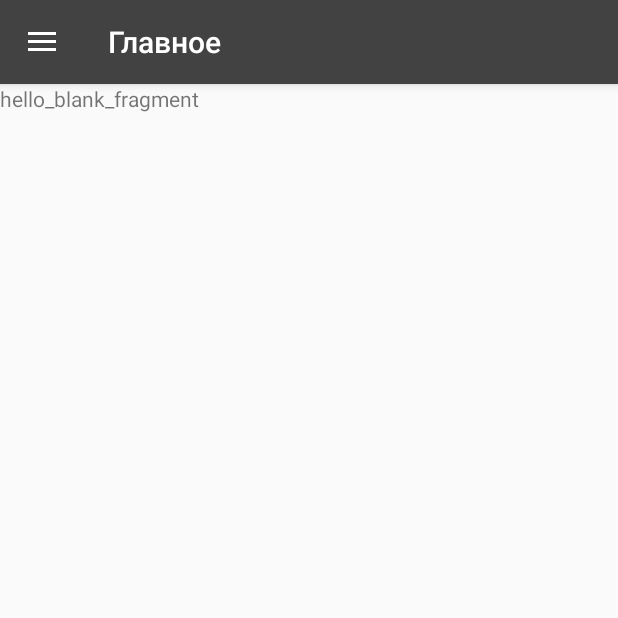
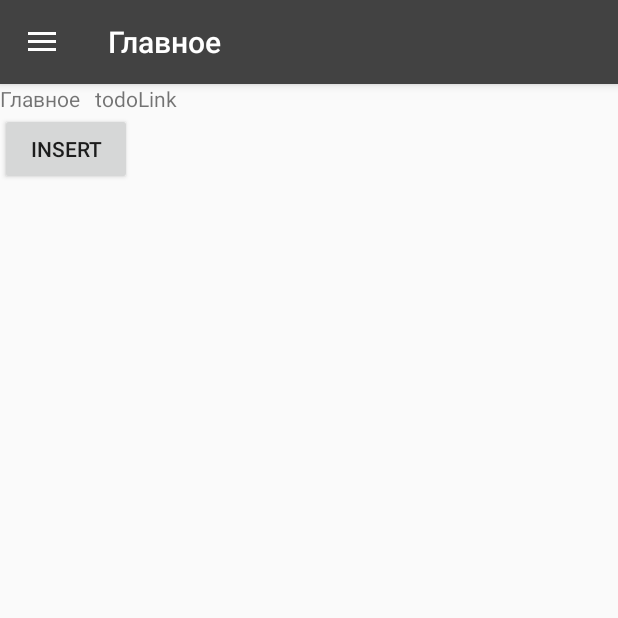
Before and after one commit to amperas17/RiaNewsApp, an Android app: the screen it shows after launch (MainActivity), on a phone screen of 412 x 824 dp, the top half of it. Run offline under Robolectric (Android 15) with nearby library versions, the phone set to English and light mode, and no system bars.

Commit message:
DrawerLayout updeted, few comments and Global Constants was added.

```diff
--- a/app/src/main/AndroidManifest.xml
+++ b/app/src/main/AndroidManifest.xml
@@ -6,7 +6,8 @@
         android:allowBackup="true"
         android:icon="@mipmap/ic_launcher"
         android:label="@string/app_name"
-        android:theme="@style/AppTheme" >
+        android:theme="@style/AppTheme"
+        >
         <activity
             android:name=".MainActivity"
             android:label="@string/app_name" >
--- /dev/null
+++ b/app/src/main/java/com/amperas17/rianewsapp/CategoryListItemAdapter.java
@@ -0,0 +1,36 @@
+package com.amperas17.rianewsapp;
+
+
+import android.content.Context;
+import android.database.Cursor;
+import android.support.v4.widget.CursorAdapter;
+import android.view.LayoutInflater;
+import android.view.View;
+import android.view.ViewGroup;
+import android.widget.TextView;
+
+/**
+ * Created by Вова on 18.02.2016.
+ */
+public class CategoryListItemAdapter extends CursorAdapter {
+
+    public CategoryListItemAdapter(Context context, Cursor cursor, int flags) {
+        super(context, cursor, 0);
+    }
+
+    @Override
+    public View newView(Context context, Cursor cursor, ViewGroup parent) {
+        return LayoutInflater.from(context).inflate(R.layout.drawer_category_list_item,parent,false);
+    }
+
+    @Override
+    public void bindView(View view, Context context, Cursor cursor) {
+
+        TextView tvTitle = (TextView)view.findViewById(R.id.tvCategoryTitle);
+        tvTitle.setText(""+cursor.getString(cursor.getColumnIndex(RiaNewsDBContract.CategoryEntry.COLUMN_NAME)));
+
+        TextView tvLink = (TextView)view.findViewById(R.id.tvCategoryLink);
+        tvLink.setText(""+cursor.getString(cursor.getColumnIndex(RiaNewsDBContract.CategoryEntry.COLUMN_LINK)));
+
+    }
+}
--- a/app/src/main/java/com/amperas17/rianewsapp/Code_storage.java
+++ b/app/src/main/java/com/amperas17/rianewsapp/Code_storage.java
@@ -27,11 +27,11 @@ public final class Code_storage {
         String from[] = { NEWS_ITEM_HEADER, NEWS_ITEM_LINK };
 
         int to[] = { android.R.id.text1, android.R.id.text2 };
-        SimpleCursorAdapter adapter = new SimpleCursorAdapter(this,
+        SimpleCursorAdapter mCategoriesAdapter = new SimpleCursorAdapter(this,
                 android.R.layout.simple_list_item_2, cursor, from, to);
 
         ListView lvContact = (ListView) findViewById(R.id.lvContact);
-        lvContact.setAdapter(adapter);
+        lvContact.setAdapter(mCategoriesAdapter);
     }*/
     /*public void onClickInsert(View v) {
         ContentValues cv = new ContentValues();
--- a/app/src/main/java/com/amperas17/rianewsapp/MainActivity.java
+++ b/app/src/main/java/com/amperas17/rianewsapp/MainActivity.java
@@ -1,10 +1,15 @@
 package com.amperas17.rianewsapp;
 
+import android.content.ContentValues;
 import android.content.res.Configuration;
+import android.database.Cursor;
 import android.graphics.Color;
 import android.graphics.drawable.ColorDrawable;
 import android.support.v4.app.Fragment;
 import android.support.v4.app.FragmentManager;
+import android.support.v4.app.LoaderManager;
+import android.support.v4.content.CursorLoader;
+import android.support.v4.content.Loader;
 import android.support.v4.widget.DrawerLayout;
 import android.support.v7.app.ActionBarDrawerToggle;
 import android.support.v7.app.AppCompatActivity;
@@ -14,43 +19,50 @@ import android.view.Menu;
 import android.view.MenuItem;
 import android.view.View;
 import android.widget.AdapterView;
-import android.widget.ArrayAdapter;
 import android.widget.ListView;
+import android.widget.TextView;
 
-import java.util.ArrayList;
-
-public class MainActivity extends AppCompatActivity {
+public class MainActivity extends AppCompatActivity implements LoaderManager.LoaderCallbacks {
 
     final String LOG_TAG = "myLogs";
+    final static String SAVE_INST_STATE_ACTIONBAR_TITLE = "title";
+
+    final static Integer LOADER_ID = 1;
+    final static Integer INITIAL_DRAWER_POSITION = 0;
 
 
-    private ArrayList<String> mScreenTitles = new ArrayList();
     private DrawerLayout mDrawerLayout;
-    private ListView mDrawerList;
-
+    private ListView mDrawerListView;
     private ActionBarDrawerToggle mDrawerToggle;
     private CharSequence mDrawerTitle;
     private CharSequence mTitle;
 
+    private Boolean mIsJustLaunched = true;
+
+
+    CategoryListItemAdapter mCategoriesAdapter;
+
+
+    @Override
+    protected void onRestoreInstanceState(Bundle savedInstanceState) {
+        super.onRestoreInstanceState(savedInstanceState);
+        getSupportActionBar().setTitle(savedInstanceState.getString(SAVE_INST_STATE_ACTIONBAR_TITLE));
+    }
 
     @Override
     public void onCreate(Bundle savedInstanceState) {
         super.onCreate(savedInstanceState);
         setContentView(R.layout.activity_main);
+        Log.d(LOG_TAG, "onCreate");
 
-        mTitle = mDrawerTitle = getTitle();
-        mScreenTitles.add("Главное");
-        mScreenTitles.add("Политика");
-        mScreenTitles.add("Спорт");
+        mTitle = mDrawerTitle = "Categories";
 
-        //mScreenTitles = {"dssdg","sdgdg"};
         mDrawerLayout = (DrawerLayout) findViewById(R.id.drawer_layout);
-        mDrawerList = (ListView) findViewById(R.id.drawer_list);
+        mDrawerListView = (ListView) findViewById(R.id.drawer_list);
+        mDrawerListView.setOnItemClickListener(new DrawerItemClickListener());
 
-        mDrawerList.setAdapter(new ArrayAdapter<String>(this,
-                R.layout.nav_draw, mScreenTitles));
-        mDrawerList.setOnItemClickListener(new DrawerItemClickListener());
-        //getSupportActionBar().setHomeButtonEnabled(true);
+        getSupportLoaderManager().initLoader(LOADER_ID, null, this);
+
         getSupportActionBar().setDisplayHomeAsUpEnabled(true);
         getSupportActionBar().setBackgroundDrawable(new ColorDrawable(Color.parseColor("#424242")));
 
@@ -67,13 +79,21 @@ public class MainActivity extends AppCompatActivity {
                 supportInvalidateOptionsMenu();
             }
         };
-
         mDrawerLayout.setDrawerListener(mDrawerToggle);
-        //if (savedInstanceState == null) {
-        selectItem(0);
-        //}
 
 
+        if (savedInstanceState == null) {
+            //Set initial NewsListFragment after the launching
+            selectItem(INITIAL_DRAWER_POSITION,AppContract.INITIAL_CATEGORY_NAME,
+                    AppContract.INITIAL_CATEGORY_LINK);
+        }
+
+    }
+
+    @Override
+    protected void onSaveInstanceState(Bundle outState) {
+        super.onSaveInstanceState(outState);
+        outState.putString(SAVE_INST_STATE_ACTIONBAR_TITLE, getSupportActionBar().getTitle().toString());
     }
 
     @Override
@@ -81,6 +101,21 @@ public class MainActivity extends AppCompatActivity {
         getMenuInflater().inflate(R.menu.menu_main, menu);
         return true;
     }
+
+
+    public void onClickInsert(View v) {
+        ContentValues cv = new ContentValues();
+        cv.put(RiaNewsDBContract.CategoryEntry.COLUMN_NAME, "header _1");
+        cv.put(RiaNewsDBContract.CategoryEntry.COLUMN_LINK, "link _1");
+
+        getContentResolver().insert(RiaNewsDBContract.CATEGORY_URI, cv);
+        //Log.d(LOG_TAG, "insert, result Uri : " + newUri.toString());
+    }
+
+    /**
+     * Methods provide drawer functionality
+     *
+     */
 
     @Override
     public boolean onOptionsItemSelected(MenuItem item) {
@@ -98,22 +133,36 @@ public class MainActivity extends AppCompatActivity {
     private class DrawerItemClickListener implements ListView.OnItemClickListener {
         @Override
         public void onItemClick(AdapterView<?> parent, View view, int position, long id) {
-            selectItem(position);
+            TextView tvCategoryTitle = (TextView)view.findViewById(R.id.tvCategoryTitle);
+            TextView tvCategoryLink = (TextView)view.findViewById(R.id.tvCategoryLink);
+            Log.d(AppContract.LOG_TAG, "MainActivity[onItemClick]: " +
+                    tvCategoryTitle.getText() + " : " +
+                    tvCategoryLink.getText() );
+
+            selectItem(position,tvCategoryTitle.getText().toString(),tvCategoryLink.getText().toString());
         }
     }
 
-    private void selectItem(int position) {
+    private void selectItem(int position,String categoryName,String categoryLink) {
         Fragment fragment = null;
         fragment = new NewsItemsListFragment();
 
+        Bundle bundle = new Bundle();
+        bundle.putString(AppContract.NEWS_ITEMS_FRAG_BUNDLE_ARG_CATEGORY_NAME, categoryName);
+        bundle.putString(AppContract.NEWS_ITEMS_FRAG_BUNDLE_ARG_CATEGORY_LINK, categoryLink);
+        fragment.setArguments(bundle);
+        Log.d(AppContract.LOG_TAG, "MainActivity[selectItem]: " + fragment.getArguments());
+
         if (fragment != null) {
             FragmentManager fragmentManager = getSupportFragmentManager();
-            fragmentManager.beginTransaction().replace(R.id.frame_for_drawer, fragment)
+            fragmentManager.beginTransaction()
+                    .replace(R.id.frame_for_drawer, fragment)
                     .commit();
 
-            mDrawerList.setItemChecked(position, true);
-            setTitle(mScreenTitles.get(position));
-            mDrawerLayout.closeDrawer(mDrawerList);
+            //mDrawerListView.setItemChecked(position, true);
+            //mDrawerListView.setSelection(position);
+            setTitle(categoryName);
+            mDrawerLayout.closeDrawer(mDrawerListView);
 
         } else {
             throw new ExceptionInInitializerError("MainActivity[selectItem]: fragment is null!");
@@ -138,6 +187,39 @@ public class MainActivity extends AppCompatActivity {
         mDrawerToggle.onConfigurationChanged(newConfig);
     }
 
+    /**-----------------------------------------------------------*/
 
 
+    /**
+     * CursorLoader gives categories from DB CategoryEntry table to drawerList
+     *---------------------------------------------------------------------------
+     */
+
+    @Override
+    public Loader onCreateLoader(int id, Bundle args) {
+        CursorLoader cursorLoader = new CursorLoader(this, RiaNewsDBContract.CATEGORY_URI, null,
+                null, null, null);
+        Log.d(LOG_TAG,"onCreateLoader");
+        return cursorLoader;
+    }
+
+    @Override
+    public void onLoadFinished(Loader loader, Object data) {
+        mCategoriesAdapter = new CategoryListItemAdapter(this,(Cursor) data,0);
+        mDrawerListView.setAdapter(mCategoriesAdapter);
+        Log.d(LOG_TAG, "onLoadFinished " + ((Cursor) data));
+
+        if (mIsJustLaunched){
+            mDrawerListView.setItemChecked(0, true);
+            mIsJustLaunched = false;
+        }
+    }
+
+    @Override
+    public void onLoaderReset(Loader loader) {
+        mCategoriesAdapter.swapCursor(null);
+    }
+
+    /**----------------------------------------------------------------------------*/
+
 }
--- a/app/src/main/java/com/amperas17/rianewsapp/NewsItemsListFragment.java
+++ b/app/src/main/java/com/amperas17/rianewsapp/NewsItemsListFragment.java
@@ -6,15 +6,58 @@ import android.support.v4.app.Fragment;
 import android.view.LayoutInflater;
 import android.view.View;
 import android.view.ViewGroup;
+import android.widget.TextView;
 
 public class NewsItemsListFragment extends Fragment {
 
+    final static String SAVE_INST_STATE_CATEGORY_NAME = "categoryName";
+    final static String SAVE_INST_STATE_CATEGORY_LINK = "categoryLink";
+
+    String mCategoryName;
+    String mCategoryLink;
+    TextView mTvmCategoryLink;
+    TextView mTvmCategoryName;
+
+    @Override
+    public void onCreate(Bundle savedInstanceState) {
+        super.onCreate(savedInstanceState);
+
+        if (savedInstanceState!=null){
+            mCategoryName = savedInstanceState.getString(SAVE_INST_STATE_CATEGORY_NAME);
+            mCategoryLink = savedInstanceState.getString(SAVE_INST_STATE_CATEGORY_LINK);
+        } else {
+            mCategoryName = getArguments().getString(AppContract.NEWS_ITEMS_FRAG_BUNDLE_ARG_CATEGORY_NAME);
+            mCategoryLink = getArguments().getString(AppContract.NEWS_ITEMS_FRAG_BUNDLE_ARG_CATEGORY_LINK);
+        }
+    }
+
+    @Override
+    public void onActivityCreated(Bundle savedInstanceState) {
+        super.onActivityCreated(savedInstanceState);
+    }
+
+    @Override
+    public void onSaveInstanceState(Bundle outState) {
+        super.onSaveInstanceState(outState);
+        outState.putString(SAVE_INST_STATE_CATEGORY_NAME, mCategoryName);
+        outState.putString(SAVE_INST_STATE_CATEGORY_LINK, mCategoryLink);
+
+        //Log.d(AppContract.LOG_TAG, "NewsFragment[onSaveInstanceState]: " + outState);
+
+    }
 
     @Override
     public View onCreateView(LayoutInflater inflater, ViewGroup container,
                              Bundle savedInstanceState) {
-        // Inflate the layout for this fragment
-        return inflater.inflate(R.layout.fragment_news_items_list, container, false);
+        View view = inflater.inflate(R.layout.fragment_news_items_list, container, false);
+
+        mTvmCategoryName = (TextView)view.findViewById(R.id.tvNewsItemCategoryName);
+        mTvmCategoryName.setText(mCategoryName);
+
+        mTvmCategoryLink = (TextView)view.findViewById(R.id.tvNewsItemCategoryLink);
+        mTvmCategoryLink.setText(mCategoryLink);
+
+        return view;
     }
 
 
--- a/app/src/main/java/com/amperas17/rianewsapp/RiaNewsContentProvider.java
+++ b/app/src/main/java/com/amperas17/rianewsapp/RiaNewsContentProvider.java
@@ -92,10 +92,12 @@ public class RiaNewsContentProvider extends ContentProvider {
         switch(sUriMatcher.match(uri)){
             case CATEGORY:
                 _id = db.insert(RiaNewsDBContract.CategoryEntry.TABLE_NAME, null, values);
+                Log.d(LOG_TAG,"Insert - id= "+_id);
                 if(_id > 0){
                     returnUri =  RiaNewsDBContract.CategoryEntry.buildCategoryUri(_id);
                 } else{
-                    throw new UnsupportedOperationException("[insert(CATEGORY)]Unable to insert rows into: " + uri);
+                    returnUri = Uri.parse("Error");
+                    //throw new UnsupportedOperationException("[insert(CATEGORY)]Unable to insert rows into: " + uri);
                 }
                 break;
             case NEWS_ITEM:
--- a/app/src/main/java/com/amperas17/rianewsapp/RiaNewsDBContract.java
+++ b/app/src/main/java/com/amperas17/rianewsapp/RiaNewsDBContract.java
@@ -19,6 +19,12 @@ public class RiaNewsDBContract {
 
     public static final String PATH_NEWS_CATEGORY = "categoryPath";
     public static final String PATH_NEWS_ITEM = "newsItemPath";
+
+    public static final Uri CATEGORY_URI = Uri.parse(RiaNewsDBContract.CONTENT_AUTHORITY + "/"
+            + RiaNewsDBContract.PATH_NEWS_CATEGORY);
+
+    public static final Uri NEWS_ITEM_URI = Uri.parse(RiaNewsDBContract.CONTENT_AUTHORITY + "/"
+            + RiaNewsDBContract.PATH_NEWS_ITEM);
 
 
     public static final class CategoryEntry implements BaseColumns {
--- a/app/src/main/res/layout/fragment_news_items_list.xml
+++ b/app/src/main/res/layout/fragment_news_items_list.xml
@@ -1,10 +1,31 @@
-<FrameLayout xmlns:android="http://schemas.android.com/apk/res/android"
-    xmlns:tools="http://schemas.android.com/tools" android:layout_width="match_parent"
+<RelativeLayout xmlns:android="http://schemas.android.com/apk/res/android"
+    xmlns:tools="http://schemas.android.com/tools"
+    android:layout_width="match_parent"
     android:layout_height="match_parent"
-    tools:context="com.amperas17.rianewsapp.NewsItemsListFragment">
+    tools:context="com.amperas17.rianewsapp.NewsItemsListFragment"
+    >
 
-    <!-- TODO: Update blank fragment layout -->
-    <TextView android:layout_width="match_parent" android:layout_height="match_parent"
-        android:text="hello_blank_fragment" />
+    <TextView
+        android:id="@+id/tvNewsItemCategoryName"
+        android:layout_width="wrap_content"
+        android:layout_height="wrap_content"
+        android:text=""
+        android:layout_marginRight="10dp"/>
 
-</FrameLayout>
+    <TextView
+        android:id="@+id/tvNewsItemCategoryLink"
+        android:layout_width="wrap_content"
+        android:layout_height="wrap_content"
+        android:text=""
+        android:layout_toRightOf="@+id/tvNewsItemCategoryName"/>
+
+    <Button
+        android:id="@+id/btnInsert"
+        android:layout_width="wrap_content"
+        android:layout_height="wrap_content"
+        android:onClick="onClickInsert"
+        android:layout_below="@+id/tvNewsItemCategoryName"
+        android:text="insert">
+    </Button>
+
+</RelativeLayout>
--- a/app/src/main/res/menu/menu_main.xml
+++ b/app/src/main/res/menu/menu_main.xml
@@ -1,4 +1,5 @@
 <menu
-    xmlns:tools="http://schemas.android.com/tools" tools:context=".MainActivity">
+    xmlns:tools="http://schemas.android.com/tools"
+    tools:context=".MainActivity">
 
 </menu>
```
Also changed, not shown: app/src/main/java/com/amperas17/rianewsapp/AppContract.java (added, +30 -0 lines), app/src/main/java/com/amperas17/rianewsapp/RiaNewsDBHelper.java (+12 -5 lines), app/src/main/res/layout/drawer_category_list_item.xml (added, +34 -0 lines), app/src/main/res/layout/nav_draw.xml (deleted, +0 -14 lines).
